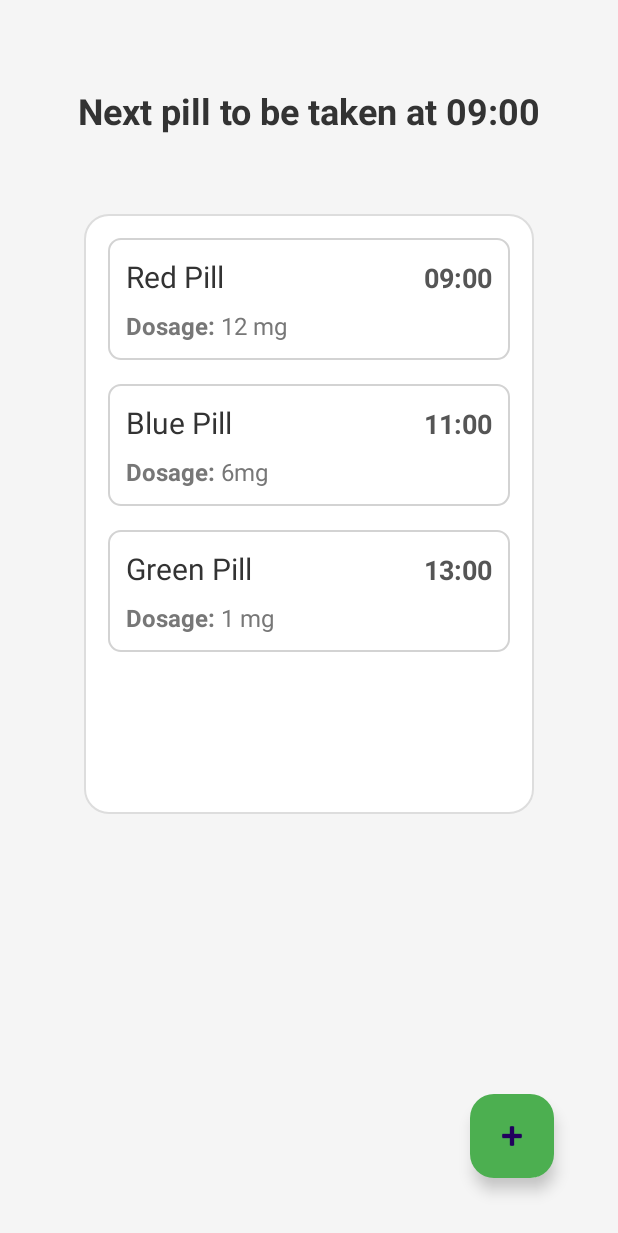
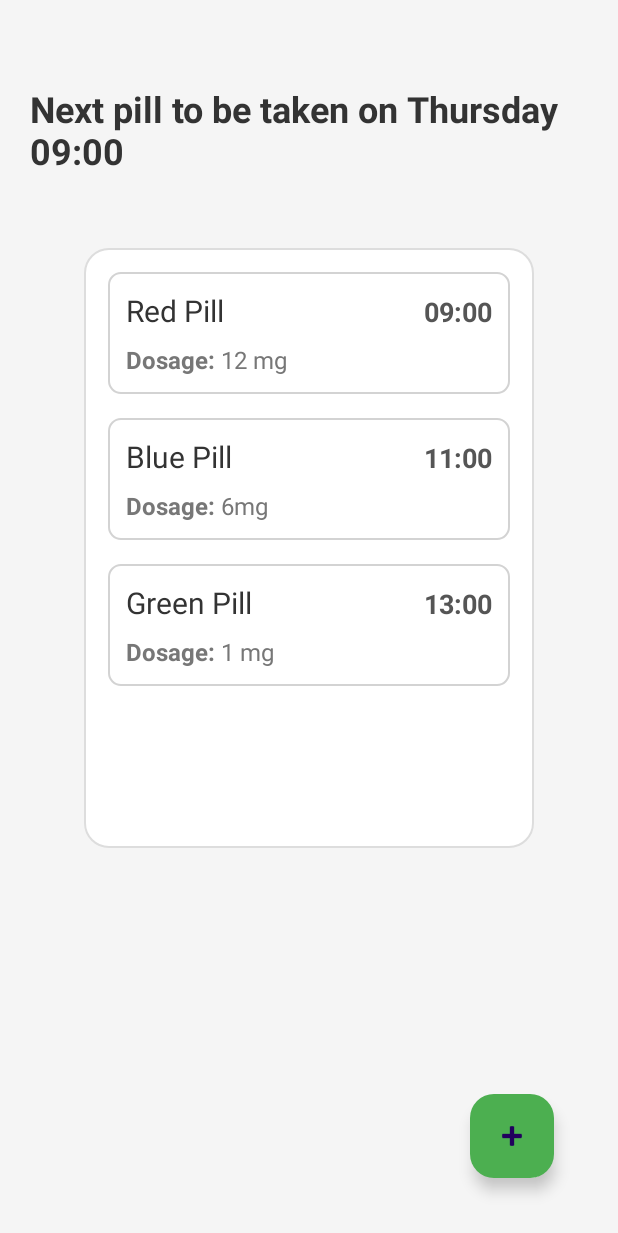
Before and after one commit to mwmchamp/DreamTeamHP, an Android app: the screen it shows after launch (MainActivity), on a phone screen of 412 x 824 dp. Shown: the top 1233 px of the screen. Run offline under Robolectric (Android 15) with nearby library versions, the phone set to English and light mode, and no system bars.

Commit message:
Debugging adding new pills

```diff
--- a/app/src/main/java/com/example/pilly/MainActivity.java
+++ b/app/src/main/java/com/example/pilly/MainActivity.java
@@ -39,7 +39,7 @@ public class MainActivity extends AppCompatActivity {
         pillListAdapter = new PillListAdapter(pills);
 
         if (pills.size() > 0) {
-            upcomingPill.setText("Next pill to be taken at " + pills.get(0).getTimeToBeTaken());
+            upcomingPill.setText("Next pill to be taken on " +  pills.get(0).getDayToTake() + " " + pills.get(0).getTimeToBeTaken());
         } else {
             upcomingPill.setText("Add pills to get started");
         }
--- a/app/src/main/java/com/example/pilly/Pill.java
+++ b/app/src/main/java/com/example/pilly/Pill.java
@@ -1,6 +1,7 @@
 package com.example.pilly;
 
 import java.io.Serializable;
+import java.util.Date;
 
 public class Pill implements Serializable {
     private String name;
@@ -53,6 +54,10 @@ public class Pill implements Serializable {
         isTaken = taken;
     }
 
+//    public String militaryTimeTo12Hour(String militaryTime) {
+//
+//    }
+
     public String toString(){
         return name + ", " + dose + ", " + timeToBeTaken + ", " + dayToTake + ", " + isTaken;
     }
```
